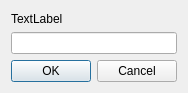
The window that gui-kde/inputbox.ui (jusirkka/freeciv-kde) describes before a commit, drawn with Qt 5.
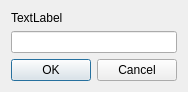
The same window after the commit.

The edit to the form file:
```diff
--- a/gui-kde/inputbox.ui
+++ b/gui-kde/inputbox.ui
@@ -6,8 +6,8 @@
    <rect>
     <x>0</x>
     <y>0</y>
-    <width>178</width>
-    <height>93</height>
+    <width>176</width>
+    <height>91</height>
    </rect>
   </property>
   <property name="sizePolicy">
```
